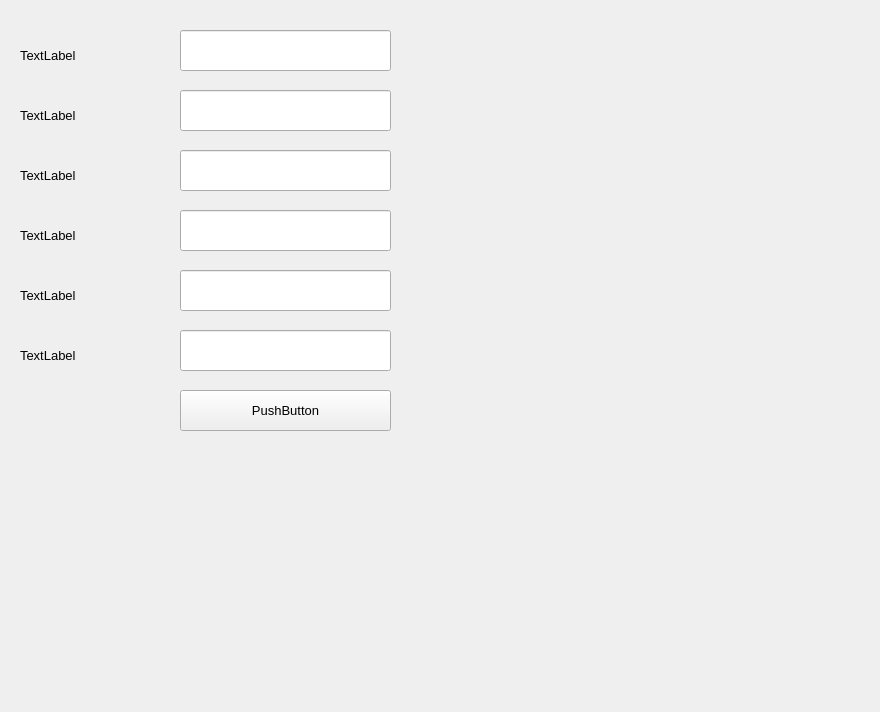
Qt form addEditCoffeeForm.ui (SaminaSattarova/Espresso-) before a commit.
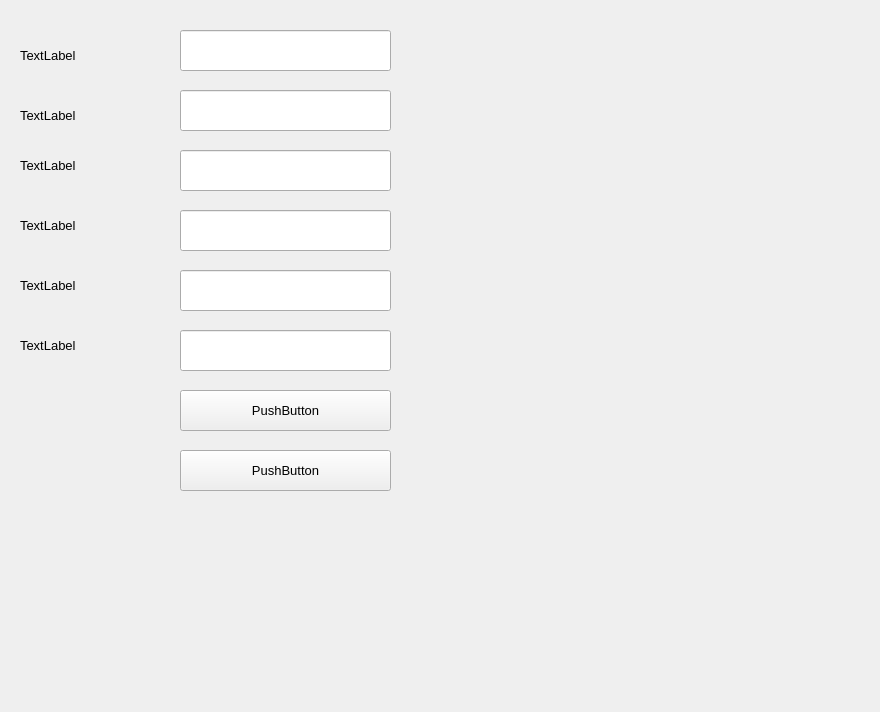
The same form after that commit.

Commit message: Реализация Капучино

```diff
--- a/addEditCoffeeForm.ui
+++ b/addEditCoffeeForm.ui
@@ -111,7 +111,7 @@
    <property name="geometry">
     <rect>
      <x>20</x>
-     <y>220</y>
+     <y>150</y>
      <width>151</width>
      <height>31</height>
     </rect>
@@ -129,7 +129,7 @@
    <property name="geometry">
     <rect>
      <x>20</x>
-     <y>160</y>
+     <y>270</y>
      <width>151</width>
      <height>31</height>
     </rect>
@@ -167,7 +167,7 @@
    <property name="geometry">
     <rect>
      <x>20</x>
-     <y>280</y>
+     <y>210</y>
      <width>151</width>
      <height>31</height>
     </rect>
@@ -185,7 +185,7 @@
    <property name="geometry">
     <rect>
      <x>20</x>
-     <y>340</y>
+     <y>330</y>
      <width>151</width>
      <height>31</height>
     </rect>
@@ -199,6 +199,24 @@
     <string>TextLabel</string>
    </property>
   </widget>
+  <widget class="QPushButton" name="pushButton_2">
+   <property name="geometry">
+    <rect>
+     <x>180</x>
+     <y>450</y>
+     <width>211</width>
+     <height>41</height>
+    </rect>
+   </property>
+   <property name="font">
+    <font>
+     <pointsize>10</pointsize>
+    </font>
+   </property>
+   <property name="text">
+    <string>PushButton</string>
+   </property>
+  </widget>
  </widget>
  <resources/>
  <connections/>
```
The commit also changes 2 other files.
